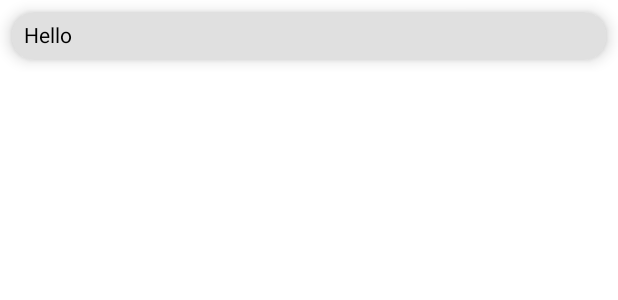
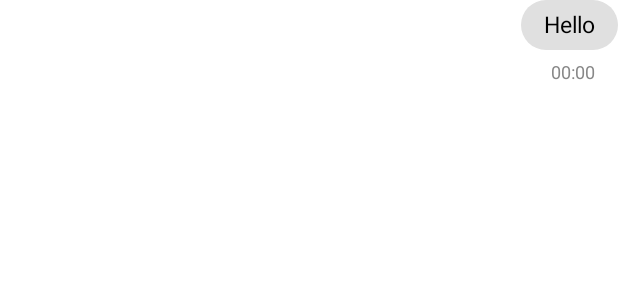
Before and after one commit to hoanganhvu271/chat-app-firebase, an Android app built with Jetpack Compose: the @Preview function ChatPreview, on a phone screen of 412 x 824 dp. Shown: the top 300 px of the screen. Run offline under Robolectric (Android 15) with nearby library versions, the phone set to English and light mode, and no system bars.

Commit message:
main flow, basic logic

```diff
--- a/app/src/main/java/com/hav/chat_app/chat/ChatViewModel.kt
+++ b/app/src/main/java/com/hav/chat_app/chat/ChatViewModel.kt
@@ -23,7 +23,6 @@ class ChatViewModel {
     fun updateMessage(message: String) {
         _message.value = message
     }
-
 
 
     fun sendMessage(newMessage: Message) {
@@ -78,6 +77,5 @@ class ChatViewModel {
                     Log.d("Vu", "Current data: null")
                 }
             }
-
     }
 }
--- a/app/src/main/java/com/hav/chat_app/components/Component.kt
+++ b/app/src/main/java/com/hav/chat_app/components/Component.kt
@@ -1,6 +1,11 @@
 package com.hav.chat_app.components
 
+import android.util.Log
+import androidx.compose.foundation.background
 import androidx.compose.foundation.clickable
+import androidx.compose.foundation.layout.Arrangement.Absolute.Center
+import androidx.compose.foundation.layout.Box
+import androidx.compose.foundation.layout.Column
 import androidx.compose.foundation.layout.Row
 import androidx.compose.foundation.layout.fillMaxSize
 import androidx.compose.foundation.layout.fillMaxWidth
@@ -15,8 +20,10 @@ import androidx.compose.material3.CardDefaults
 import androidx.compose.material3.OutlinedTextField
 import androidx.compose.material3.Text
 import androidx.compose.runtime.Composable
+import androidx.compose.ui.Alignment
 import androidx.compose.ui.Modifier
 import androidx.compose.ui.graphics.Color
+import androidx.compose.ui.graphics.Color.Companion.Gray
 import androidx.compose.ui.platform.LocalSoftwareKeyboardController
 import androidx.compose.ui.text.TextStyle
 import androidx.compose.ui.text.font.FontWeight.Companion.Bold
@@ -29,6 +36,7 @@ import com.hav.chat_app.model.Contact
 import com.hav.chat_app.model.Message
 import com.hav.chat_app.ui.theme.Message1
 import com.hav.chat_app.ui.theme.Message2
+import com.hav.chat_app.utils.Trans.Companion.timestampToTime
 
 
 @Composable
@@ -87,31 +95,48 @@ fun CButton(login: () -> Unit, text: String) {
 }
 
 @Composable
-fun MessageBox(message: Message, isOwned : Boolean) {
-    Card(
-        modifier = Modifier
-            .padding(8.dp)
-            .fillMaxWidth(),
-        shape = RoundedCornerShape(15.dp),
-        elevation = CardDefaults.cardElevation(
-            defaultElevation = 6.dp
-        ),
-        colors = CardDefaults.cardColors(
-            containerColor = if (isOwned) Message1 else Message2
-        )
+fun MessageBox(message: Message, isOwned: Boolean) {
+    Log.d("Vu", "isOwned: $isOwned")
+    val textAlign = if (isOwned) TextAlign.End else TextAlign.Start
+
+    Column(
+        modifier = Modifier.fillMaxWidth(),
+        horizontalAlignment = if (!isOwned) Alignment.Start else Alignment.End
     ) {
+        Box(
+            modifier = Modifier
+                .background(
+                    if (isOwned) Message1 else Message2,
+                    RoundedCornerShape(100.dp)
+                )
+            ,
+            contentAlignment = Alignment.Center
+        ) {
+            Text(
+                text = message.content, style = TextStyle(
+                    color = Color.Black,
+                    fontSize = 15.sp
+                ),
+                modifier = Modifier.padding(vertical = 8.dp, horizontal = 15.dp)
+            )
+        }
         Text(
-            text = message.content,
-            textAlign = if (isOwned) TextAlign.End else TextAlign.Start,
-            modifier = Modifier.padding(8.dp),
-            color = Color.Black
+            text = timestampToTime(message.timestamp),
+            style = TextStyle(
+                color = Gray,
+                fontSize = 12.sp
+            ),
+            modifier = Modifier.padding(vertical = 8.dp, horizontal = 15.dp),
         )
     }
+
+
+
 
 }
 
 @Composable
-fun ChatBar(message : String, onMessageChange: (String) -> Unit, onSendMessage: () -> Unit) {
+fun ChatBar(message: String, onMessageChange: (String) -> Unit, onSendMessage: () -> Unit) {
 
     Row(
         modifier = Modifier
@@ -138,7 +163,7 @@ fun ChatBarPreview() {
 }
 
 @Composable
-fun  ContactBox(contact : Contact, onClick: () -> Unit) {
+fun ContactBox(contact: Contact, onClick: () -> Unit) {
     Card(
         modifier = Modifier
             .padding(8.dp)
@@ -188,11 +213,15 @@ fun  ContactBox(contact : Contact, onClick: () -> Unit) {
 @Composable
 fun ChatPreview() {
 //    MessageBox(message = Message("1", "1", "Hello", 1, true), isOwned = false)
-    MessageBox(message =
-    Message("1",
-        "1",
-        "Hello",
-        1,
-        true),
-        isOwned = true)
+    MessageBox(
+        message =
+        Message(
+            "1",
+            "1",
+            "Hello",
+            1,
+            true
+        ),
+        isOwned = true
+    )
 }
--- /dev/null
+++ b/app/src/main/java/com/hav/chat_app/utils/Trans.kt
@@ -0,0 +1,17 @@
+package com.hav.chat_app.utils
+
+import java.text.SimpleDateFormat
+import java.util.Date
+import java.util.Locale
+
+class Trans {
+    companion object {
+
+        fun timestampToTime(timestamp: Long): String {
+            val dateFormat = SimpleDateFormat("HH:mm", Locale.getDefault())
+            val dateTime = Date(timestamp)
+            return dateFormat.format(dateTime).toString()
+        }
+
+    }
+}
```
